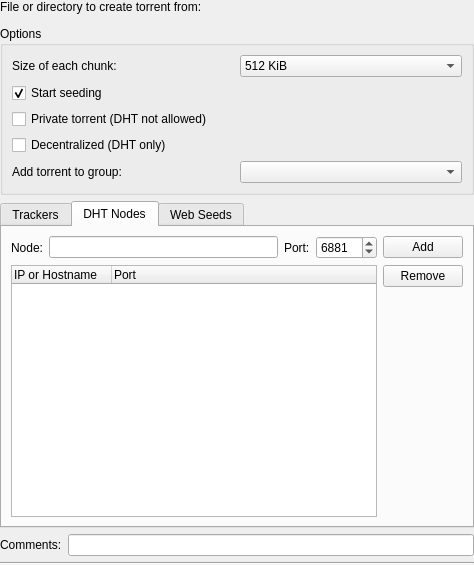
Above: ktorrent/dialogs/torrentcreatordlg.ui from KDE/ktorrent before the change. Below: the same form after it.
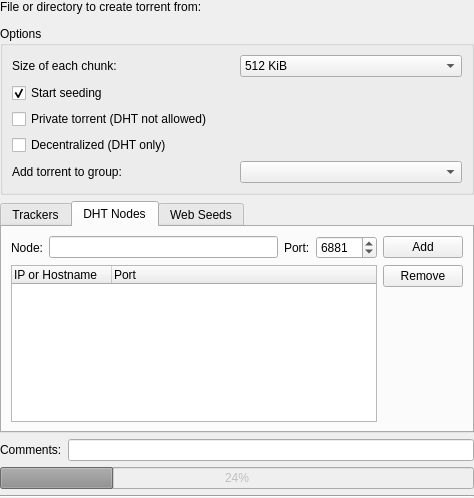
That is the form after the change. The open tabs and pages were chosen to show the change. Custom widgets are drawn as their Qt base class.

Commit message: Revamp torrent creation code: - Use a thread to calculate hashes - Move progress bar into TorrentCreationDlg - Make it possible to cancel when hashes are being generated

The edit to the form file:
```diff
--- a/ktorrent/dialogs/torrentcreatordlg.ui
+++ b/ktorrent/dialogs/torrentcreatordlg.ui
@@ -1,28 +1,19 @@
 <ui version="4.0" >
  <class>TorrentCreatorDlg</class>
- <widget class="QWidget" name="TorrentCreatorDlg" >
-  <property name="geometry" >
+ <widget class="QWidget" name="TorrentCreatorDlg">
+  <property name="geometry">
    <rect>
     <x>0</x>
     <y>0</y>
     <width>474</width>
-    <height>565</height>
+    <height>498</height>
    </rect>
   </property>
   <property name="windowTitle" >
    <string>Create a torrent</string>
   </property>
-  <layout class="QVBoxLayout" >
-   <property name="leftMargin" >
-    <number>0</number>
-   </property>
-   <property name="topMargin" >
-    <number>0</number>
-   </property>
-   <property name="rightMargin" >
-    <number>0</number>
-   </property>
-   <property name="bottomMargin" >
+  <layout class="QVBoxLayout" name="verticalLayout">
+   <property name="margin">
     <number>0</number>
    </property>
    <item>
@@ -159,8 +150,8 @@
     </widget>
    </item>
    <item>
-    <widget class="QTabWidget" name="tabWidget" >
-     <property name="currentIndex" >
+    <widget class="QTabWidget" name="m_tabs">
+     <property name="currentIndex">
       <number>0</number>
      </property>
      <widget class="QWidget" name="m_tracker_tab" >
@@ -225,9 +216,9 @@
       <attribute name="title" >
        <string>DHT Nodes</string>
       </attribute>
-      <layout class="QGridLayout" >
-       <item row="0" column="0" >
-        <layout class="QHBoxLayout" >
+      <layout class="QGridLayout">
+       <item row="0" column="0">
+        <layout class="QHBoxLayout">
          <item>
           <widget class="QLabel" name="label_3" >
            <property name="text" >
@@ -267,9 +258,9 @@
          </property>
         </widget>
        </item>
-       <item row="1" column="0" >
-        <widget class="QTreeWidget" name="m_node_list" >
-         <property name="rootIsDecorated" >
+       <item row="1" column="0">
+        <widget class="QTreeWidget" name="m_node_list">
+         <property name="rootIsDecorated">
           <bool>false</bool>
          </property>
          <property name="allColumnsShowFocus" >
@@ -287,8 +278,8 @@
          </column>
         </widget>
        </item>
-       <item row="1" column="1" >
-        <layout class="QVBoxLayout" >
+       <item row="1" column="1">
+        <layout class="QVBoxLayout">
          <item>
           <widget class="KPushButton" name="m_remove_node" >
            <property name="text" >
@@ -360,22 +351,32 @@
     </widget>
    </item>
    <item>
-    <layout class="QHBoxLayout" >
+    <layout class="QHBoxLayout">
      <item>
-      <widget class="QLabel" name="label_5" >
-       <property name="text" >
+      <widget class="QLabel" name="label_5">
+       <property name="text">
         <string>Comments:</string>
        </property>
       </widget>
      </item>
      <item>
-      <widget class="QLineEdit" name="m_comments" />
+      <widget class="QLineEdit" name="m_comments"/>
      </item>
     </layout>
    </item>
    <item>
-    <widget class="Line" name="line" >
-     <property name="orientation" >
+    <widget class="QProgressBar" name="m_progress">
+     <property name="enabled">
+      <bool>false</bool>
+     </property>
+     <property name="value">
+      <number>24</number>
+     </property>
+    </widget>
+   </item>
+   <item>
+    <widget class="Line" name="line">
+     <property name="orientation">
       <enum>Qt::Horizontal</enum>
      </property>
     </widget>
@@ -383,17 +384,17 @@
   </layout>
  </widget>
  <customwidgets>
-  <customwidget>
-   <class>KPushButton</class>
-   <extends>QPushButton</extends>
-   <header>kpushbutton.h</header>
-  </customwidget>
   <customwidget>
    <class>KUrlRequester</class>
    <extends>QFrame</extends>
    <header>kurlrequester.h</header>
    <container>1</container>
   </customwidget>
+  <customwidget>
+   <class>KPushButton</class>
+   <extends>QPushButton</extends>
+   <header>kpushbutton.h</header>
+  </customwidget>
  </customwidgets>
  <resources/>
  <connections/>
```
Left out of the diff: 187 changed lines with no effect on the pictures. The commit also changes 8 other files.
